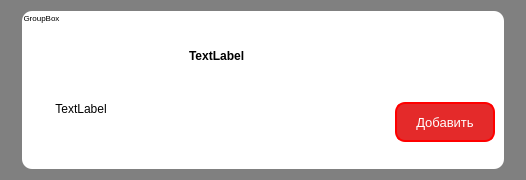
Dima977/GG, file item.ui: the form before one commit.
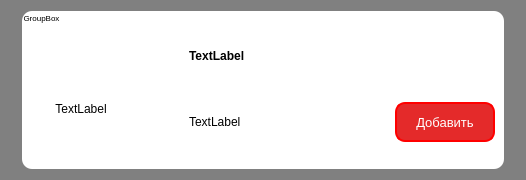
The form after the commit.

The edit to the form file:
```diff
--- a/item.ui
+++ b/item.ui
@@ -190,6 +190,13 @@
         </property>
        </widget>
       </item>
+      <item row="2" column="5">
+       <widget class="QLabel" name="label_price">
+        <property name="text">
+         <string>TextLabel</string>
+        </property>
+       </widget>
+      </item>
      </layout>
     </widget>
    </item>
```
